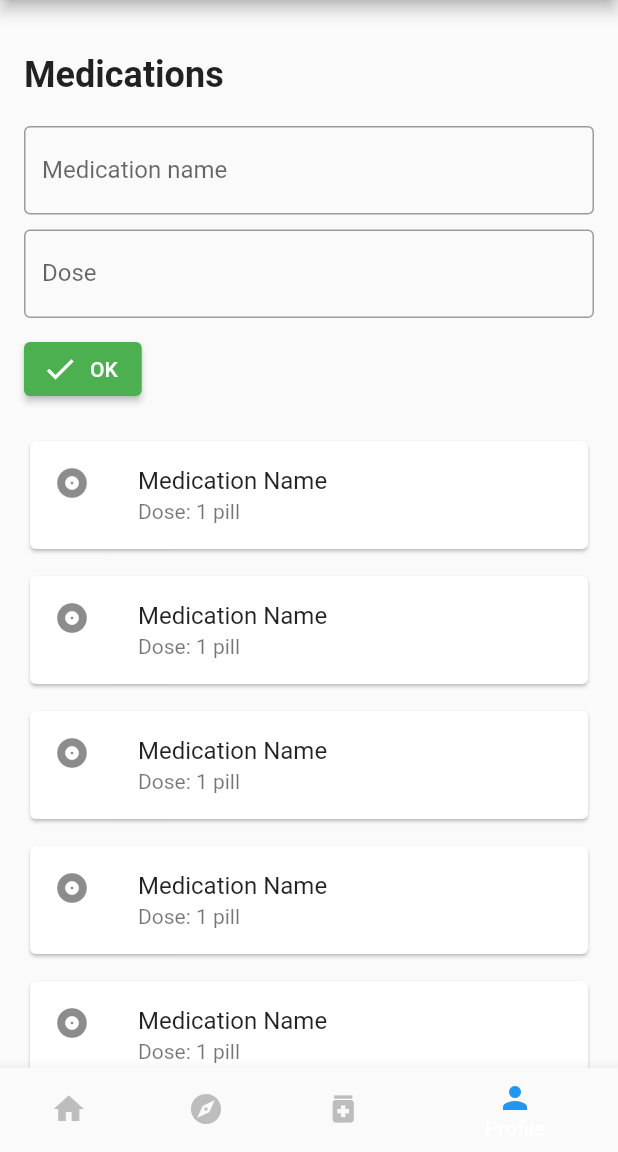
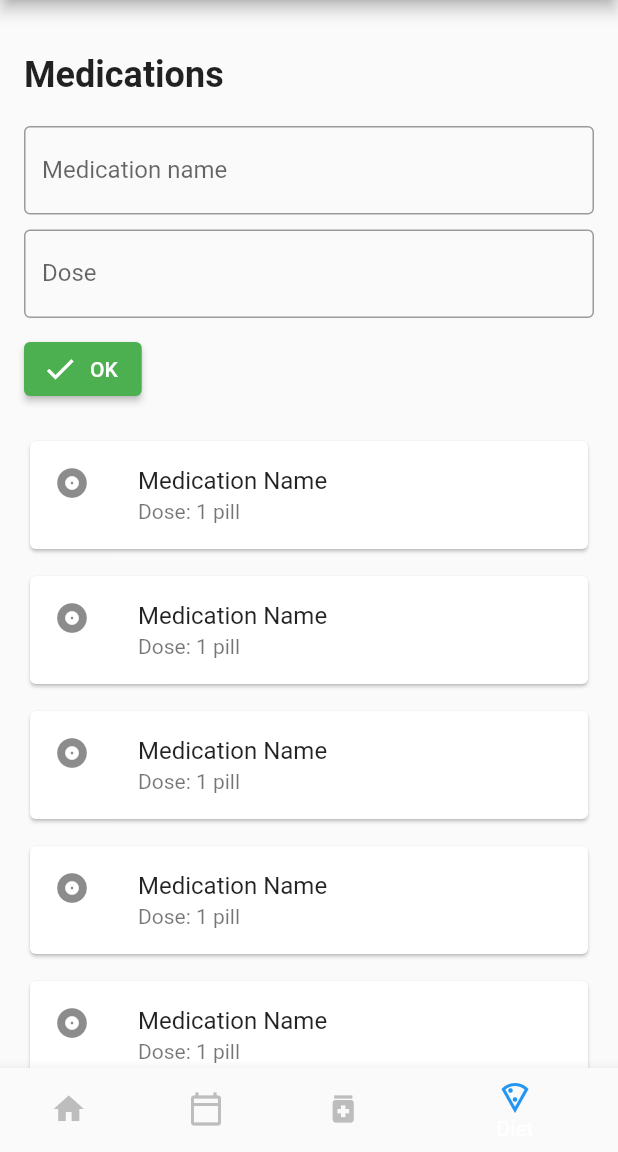
Before and after one commit to navaneethkulal8/hacktofuturehealthcare, a Flutter app: the screen it shows after launch, item 4 of the bottom bar chosen, on a phone screen of 412 x 824 dp, the part 84-1236 px from its top. Run offline on Flutter 3.47's test engine with Material 2 defaults, Android fonts, the light colour scheme and no system bars.

Commit message:
pages integration

```diff
--- a/lib/main.dart
+++ b/lib/main.dart
@@ -48,16 +48,16 @@ class _BottomNavBarState extends State<BottomNavBar> {
             label: 'Home',
           ),
           BottomNavigationBarItem(
-            icon: Icon(Icons.explore),
-            label: 'Explore',
+            icon: Icon(Icons.calendar_today_outlined),
+            label: 'appointment',
           ),
           BottomNavigationBarItem(
             icon: Icon(Icons.medication),
             label: 'Medication',
           ),
           BottomNavigationBarItem(
-            icon: Icon(Icons.person),
-            label: 'Profile',
+            icon: Icon(Icons.local_pizza_outlined),
+            label: 'Diet',
           ),
         ],
       ),
--- a/pubspec.yaml
+++ b/pubspec.yaml
@@ -36,7 +36,9 @@ dependencies:
   # Use with the CupertinoIcons class for iOS style icons.
   cupertino_icons: ^1.0.2
   get: ^4.6.5
-
+  firebase_core: ^2.8.0
+# # Fire basedatabse
+# cloud_firestore: ^4.5.2
 dev_dependencies:
   flutter_test:
     sdk: flutter
```
Also changed, not shown: pubspec.lock, 4 other files.
